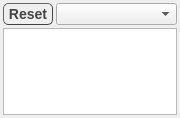
rasmadeus/Rragraph, file Rragraph/src/HeadersView.ui: the form before one commit.
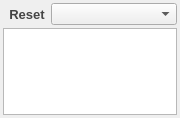
The form after the commit.

Diff of the .ui file:
```diff
--- a/Rragraph/src/HeadersView.ui
+++ b/Rragraph/src/HeadersView.ui
@@ -38,7 +38,7 @@
    <item>
     <layout class="QHBoxLayout" name="horizontalLayout">
      <property name="spacing">
-      <number>3</number>
+      <number>0</number>
      </property>
      <item>
       <widget class="QToolButton" name="reset">
@@ -63,11 +63,20 @@
        <property name="styleSheet">
         <string notr="true">QToolButton{
     border-style: outset;
-    border-width: 1px;
-    font: bold 14px;
-    border-radius: 5px;
+    border-width: 0px;
+    font: bold 13px;
+    border-top-left-radius: 8px;
+    border-bottom-left-radius: 5px; 
     color: #444444;
-    height:15px;
+    height:14px;
+background: qlineargradient(
+    x1: 0, y1: 0, x2: 0, y2: 1,
+    stop: 1.0      #999, 
+	stop: 0.75 #bbb,
+    stop: 0.5   #ddd, 
+    stop: 0.25 #eee, 
+    stop: 0.0    #fff
+);
 }
 QToolButton:pressed {
 	color: #999999;
```
Left out of the diff: 10 changed lines with no effect on the pictures.
